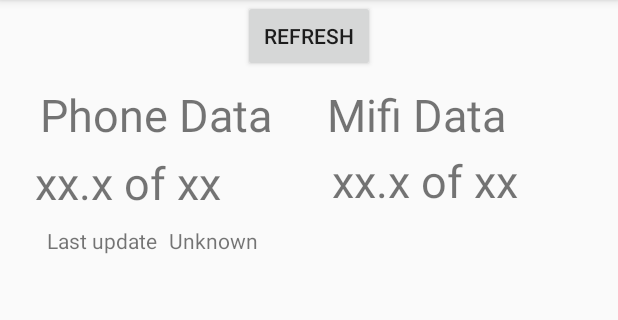
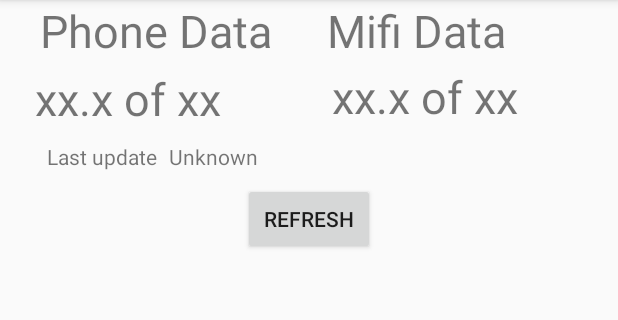
Before and after one commit to mouseboks/EeDataWidgetee, an Android app: the screen it shows after launch (MainActivity), on a phone screen of 412 x 824 dp, the part 84-404 px from its top. Run offline under Robolectric (Android 15) with nearby library versions, the phone set to English and light mode, and no system bars; our stand-ins replace Volley.

Commit message:
Clean up UI

```diff
--- a/app/src/main/res/layout/activity_main.xml
+++ b/app/src/main/res/layout/activity_main.xml
@@ -23,24 +23,23 @@
         android:id="@+id/textView7"
         android:layout_width="167dp"
         android:layout_height="36dp"
-        android:layout_marginTop="8dp"
         android:text="Mifi Data"
         android:textSize="30sp"
         app:layout_constraintEnd_toEndOf="parent"
         app:layout_constraintHorizontal_bias="0.5"
         app:layout_constraintStart_toEndOf="@+id/textView6"
-        app:layout_constraintTop_toBottomOf="@+id/btn_get_ee_data" />
+        tools:layout_editor_absoluteY="16dp" />
 
     <Button
         android:id="@+id/btn_get_ee_data"
         android:layout_width="wrap_content"
         android:layout_height="wrap_content"
+        android:layout_marginTop="8dp"
         android:onClick="getEeUsageData"
         android:text="Refresh"
         app:layout_constraintEnd_toEndOf="parent"
-        app:layout_constraintHorizontal_bias="0.5"
         app:layout_constraintStart_toStartOf="parent"
-        tools:layout_editor_absoluteY="8dp" />
+        app:layout_constraintTop_toBottomOf="@+id/tv_refreshDate" />
 
     <TextView
         android:id="@+id/tv_phoneData"
@@ -60,13 +59,12 @@
         android:layout_width="156dp"
         android:layout_height="37dp"
         android:layout_marginEnd="8dp"
-        android:layout_marginTop="8dp"
         android:text="Phone Data"
         android:textSize="30sp"
         app:layout_constraintEnd_toStartOf="@+id/textView7"
         app:layout_constraintHorizontal_bias="0.5"
         app:layout_constraintStart_toStartOf="parent"
-        app:layout_constraintTop_toBottomOf="@+id/btn_get_ee_data" />
+        tools:layout_editor_absoluteY="16dp" />
 
     <TextView
         android:id="@+id/textView8"
```
Also changed, not shown: app/src/main/java/com/definedoutcomes/eedatawidget/EeUsageWidgetProvider.java (+5 -5 lines), app/src/main/res/layout/ee_usage_appwidget.xml (+6 -5 lines).
